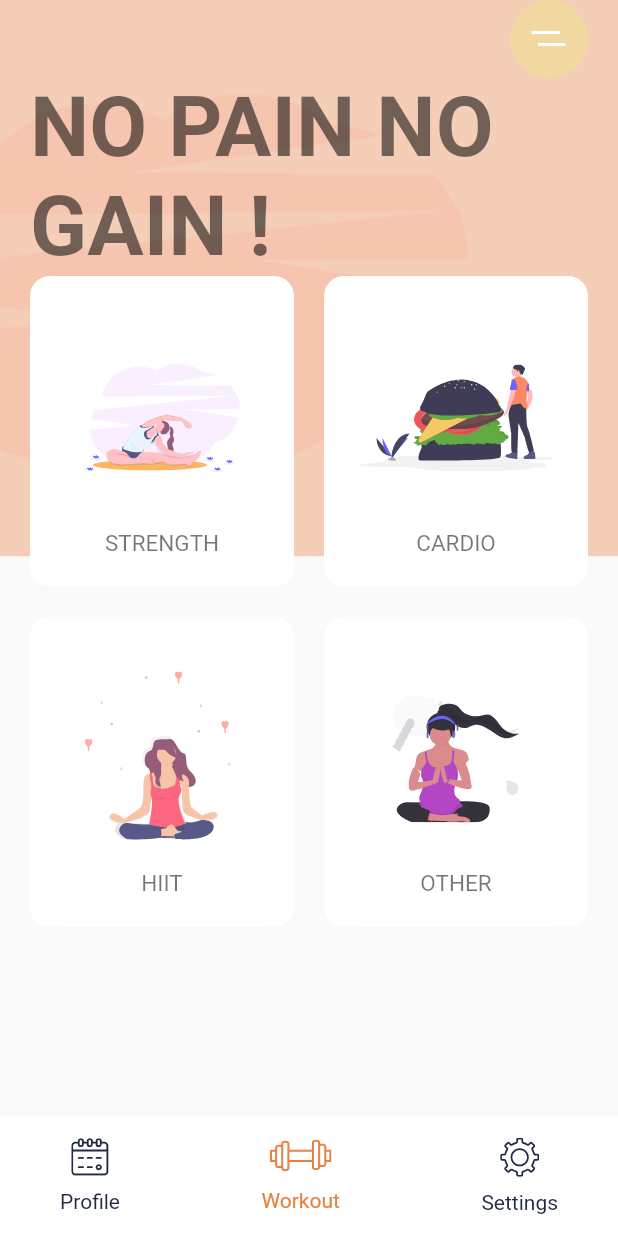
After one commit to ZuzannaKittel/io_project_app, a Flutter app: the _WorkoutPage screen opened directly, on a phone screen of 412 x 824 dp. The commit adds this screen. Run offline on Flutter 3.47's test engine with Material 2 defaults, Android fonts, the phone set to English and light mode, and no system bars; our stand-ins replace firebase_auth, firebase_core, flutter_svg; accounts and stored records are empty; network calls fail.

Commit message:
Lekkie zmiany

```diff
--- /dev/null
+++ b/lib/Workout_Pages/main_workout.dart
@@ -0,0 +1,122 @@
+import 'package:flutter/material.dart';
+import 'package:flutter_svg/svg.dart';
+import 'package:io_project/widget/bottom_nav_bar.dart';
+import 'package:io_project/widget/category_card.dart';
+import 'package:io_project/constants.dart';
+
+class Home_workout extends StatefulWidget {
+  const Home_workout({Key? key}) : super(key: key);
+
+  @override
+  State<Home_workout> createState() => _Home_workoutState();
+}
+
+class _Home_workoutState extends State<Home_workout> {
+  @override
+  Widget build(BuildContext context) {
+    return MaterialApp(
+      debugShowCheckedModeBanner: false,
+      title: 'Menu Page',
+      theme: ThemeData(
+        fontFamily: "Cairo",
+        scaffoldBackgroundColor: kBackgroundColor,
+        textTheme: Theme.of(context).textTheme.apply(displayColor: kTextColor),
+      ),
+      home: _WorkoutPage(),
+    );
+  }
+}
+
+class _WorkoutPage extends StatelessWidget {
+  @override
+  Widget build(BuildContext context) {
+    var size = MediaQuery.of(context)
+        .size; //this gonna give us total height and with of our device
+    return Scaffold(
+      bottomNavigationBar: BottomNavBar(),
+      body: Stack(
+        children: <Widget>[
+          Container(
+            // Here the height of the container is 45% of our total height
+            height: size.height * .45,
+            decoration: const BoxDecoration(
+              color: Color(0xFFF5CEB8),
+              image: DecorationImage(
+                alignment: Alignment.centerLeft,
+                image: AssetImage("assets/images/undraw_pilates_gpdb.png"),
+              ),
+            ),
+          ),
+          SafeArea(
+            child: Padding(
+              padding: const EdgeInsets.symmetric(horizontal: 20),
+              child: Column(
+                crossAxisAlignment: CrossAxisAlignment.start,
+                children: <Widget>[
+                  Align(
+                    alignment: Alignment.topRight,
+                    child: Container(
+                      alignment: Alignment.center,
+                      height: 52,
+                      width: 52,
+                      decoration: const BoxDecoration(
+                        color: Color.fromARGB(255, 242, 216, 161),
+                        shape: BoxShape.circle,
+                      ),
+                      child: SvgPicture.asset("assets/icons/menu.svg"),
+                    ),
+                  ),
+                  Text(
+                    "NO PAIN NO GAIN !",
+                    style: Theme.of(context)
+                        .textTheme
+                        .displayMedium
+                        ?.copyWith(fontWeight: FontWeight.w700),
+                  ),
+                  //SearchBar(),
+                  Expanded(
+                    child: GridView.count(
+                      crossAxisCount: 2,
+                      childAspectRatio: .85,
+                      crossAxisSpacing: 20,
+                      mainAxisSpacing: 20,
+                      children: <Widget>[
+                        CategoryCard(
+                          title: "STRENGTH",
+                          svgSrc: "assets/icons/Excrecises.svg",
+                          press: () {},
+                        ),
+                        CategoryCard(
+                          title: "CARDIO",
+                          svgSrc: "assets/icons/Hamburger.svg",
+                          press: () {},
+                        ),
+                        CategoryCard(
+                          title: "HIIT",
+                          svgSrc: "assets/icons/Meditation.svg",
+                          press: () {
+                            //Navigator.push(
+                            // context,
+                            //MaterialPageRoute(builder: (context) {
+                            //return DetailsScreen();
+                            //}),
+                            //);
+                          },
+                        ),
+                        CategoryCard(
+                          title: "OTHER",
+                          svgSrc: "assets/icons/yoga.svg",
+                          press: () {},
+                        ),
+                      ],
+                    ),
+                  ),
+                ],
+              ),
+            ),
+          )
+        ],
+      ),
+    );
+  }
+}
```
Also changed, not shown: lib/EditProfilePage.dart (+5 -5 lines), lib/ProfilePage.dart (+10 -8 lines).
